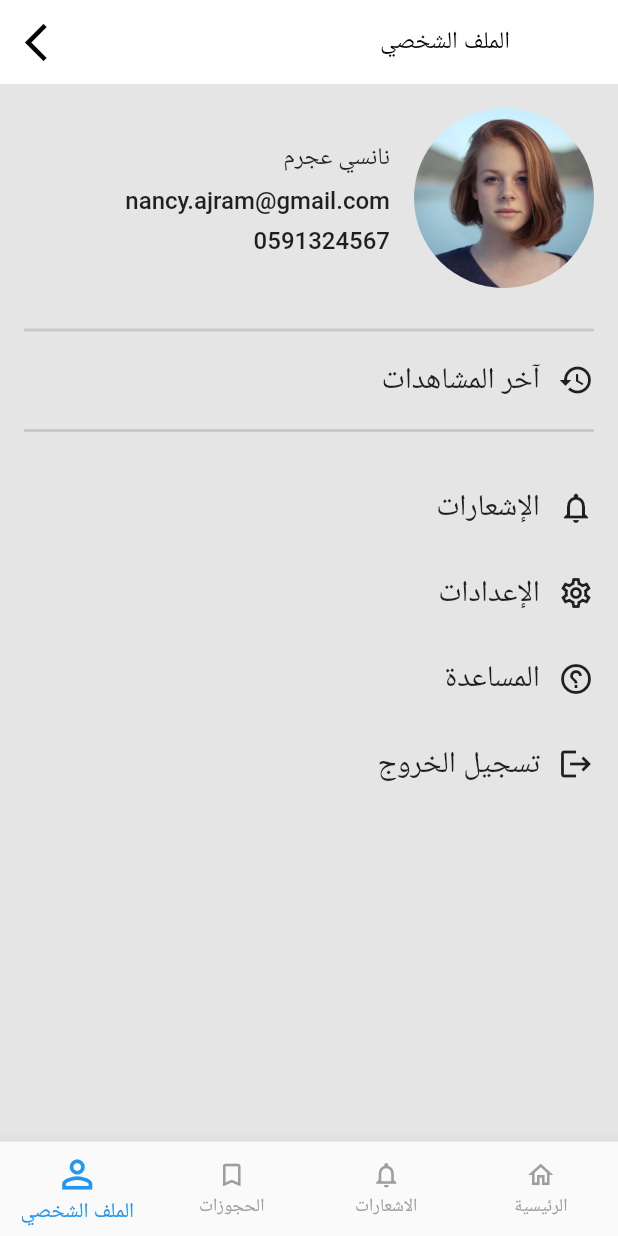
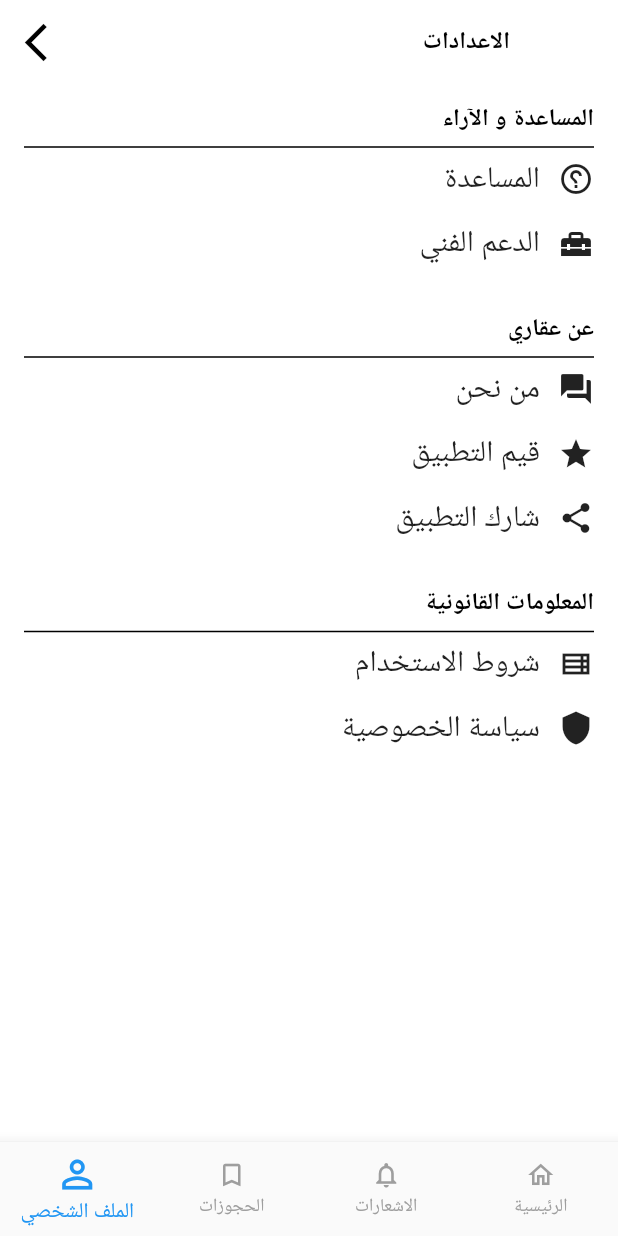
Before and after one commit to Abdullah-Adel-Inshasi/Graduation-Project, a Flutter app: the screen it shows after launch, item 4 of the bottom bar chosen, after a tap on "الإعدادات", on a phone screen of 412 x 824 dp. Run offline on Flutter 3.47's test engine with Material 2 defaults, Android fonts, the phone set to English and light mode, and no system bars; our stand-ins replace google_fonts, google_maps_flutter, syncfusion_flutter_sliders; Roboto replaces fonts that are missing (Tajawal).

Commit message:
added the settings screen to the profile screen

```diff
--- a/lib/screens/profile_screen.dart
+++ b/lib/screens/profile_screen.dart
@@ -1,13 +1,25 @@
+import 'package:flutter/cupertino.dart';
 import 'package:flutter/material.dart';
 import 'package:google_fonts/google_fonts.dart';
 
-class ProfileScreen extends StatelessWidget {
+class ProfileScreen extends StatefulWidget {
   const ProfileScreen({Key? key}) : super(key: key);
+
+  @override
+  State<ProfileScreen> createState() => _ProfileScreenState();
+}
+
+class _ProfileScreenState extends State<ProfileScreen> {
+  int stackIndex = 0;
 
   @override
   Widget build(BuildContext context) {
     return Scaffold(
-      body: CustomScrollView(
+      backgroundColor: Colors.white,
+      body: IndexedStack(
+        index: stackIndex,
+        children: [
+          CustomScrollView(
             slivers: [
               SliverAppBar(
                 backgroundColor: Colors.white,
@@ -109,7 +121,11 @@ class ProfileScreen extends StatelessWidget {
                       NavigationItem(
                         label: 'الإعدادات',
                         icon: Icons.settings_outlined,
-                    onTap: () => print('الإعدادات'),
+                        onTap: () {
+                          setState(() {
+                            stackIndex = 1;
+                          });
+                        },
                       ),
                       SizedBox(height: 30),
                       NavigationItem(
@@ -129,9 +145,147 @@ class ProfileScreen extends StatelessWidget {
               )
             ],
           ),
+          CustomScrollView(
+            physics:
+            BouncingScrollPhysics(parent: AlwaysScrollableScrollPhysics()),
+            slivers: [
+              SliverAppBar(
+                backgroundColor: Colors.white,
+                elevation: 15,
+                title: Text(
+                  'الاعدادات',
+                  style: GoogleFonts.tajawal(
+                      fontSize: 16,
+                      color: Colors.black,
+                      fontWeight: FontWeight.bold),
+                ),
+                actions: [
+                  IconButton(
+                    onPressed: () {
+                      setState(() {
+                        stackIndex = 0;
+                      });
+                    },
+                    icon: Icon(
+                      Icons.arrow_forward_ios_sharp,
+                      color: Colors.black,
+                      size: 30,
+                    ),
+                  ),
+                ],
+              ),
+              SliverToBoxAdapter(
+                child: Padding(
+                  padding:
+                  const EdgeInsets.symmetric(horizontal: 16, vertical: 12),
+                  child: Column(
+                    crossAxisAlignment: CrossAxisAlignment.start,
+                    children: [
+                      Text(
+                        'المساعدة و الآراء',
+                        style: GoogleFonts.tajawal(
+                            fontSize: 16,
+                            color: Colors.black,
+                            fontWeight: FontWeight.bold),
+                      ),
+                      Divider(
+                        height: 16,
+                        color: Colors.black,
+                        thickness: 1,
+                      ),
+                      // SizedBox(height: 0),
+                      NavigationItem(
+                        onTap: () {
+                          print('x');
+                        },
+                        icon: Icons.help_outline,
+                        label: 'المساعدة',
+                      ),
+                      SizedBox(height: 16),
+                      NavigationItem(
+                        onTap: () {
+                          print('x');
+                        },
+                        icon: Icons.home_repair_service,
+                        label: 'الدعم الفني',
+                      ),
+                      SizedBox(height: 32),
+                      Text(
+                        'عن عقاري',
+                        style: GoogleFonts.tajawal(
+                            fontSize: 16,
+                            color: Colors.black,
+                            fontWeight: FontWeight.bold),
+                      ),
+                      Divider(
+                        height: 16,
+                        color: Colors.black,
+                        thickness: 1,
+                      ),
+                      NavigationItem(
+                        onTap: () {
+                          print('x');
+                        },
+                        icon: Icons.question_answer,
+                        label: 'من نحن',
+                      ),
+                      SizedBox(height: 16),
+                      NavigationItem(
+                        onTap: () {
+                          print('x');
+                        },
+                        icon: Icons.star,
+                        label: 'قيم التطبيق',
+                      ),
+                      SizedBox(height: 16),
+                      NavigationItem(
+                        onTap: () {
+                          print('x');
+                        },
+                        icon: Icons.share,
+                        label: 'شارك التطبيق',
+                      ),
+                      SizedBox(height: 32),
+                      Text(
+                        'المعلومات القانونية',
+                        style: GoogleFonts.tajawal(
+                            fontSize: 16,
+                            color: Colors.black,
+                            fontWeight: FontWeight.bold),
+                      ),
+                      Divider(
+                        height: 16,
+                        color: Colors.black,
+                        thickness: 1,
+                      ),
+                      NavigationItem(
+                        onTap: () {
+                          print('x');
+                        },
+                        icon: Icons.view_list_outlined,
+                        label: 'شروط الاستخدام',
+                      ),
+                      SizedBox(height: 16), NavigationItem(
+                        onTap: () {
+                          print('x');
+                        },
+                        icon: Icons.shield,
+                        label: 'سياسة الخصوصية',
+                      ),
+                      SizedBox(height: 16),
+                    ],
+                  ),
+                ),
+              ),
+            ],
+          ),
+        ],
+      ),
     );
   }
 }
+
+
 
 class NavigationItem extends StatelessWidget {
   final String label;
```
Also changed, not shown: pubspec.lock. Lines whose indentation alone changed are shown as unchanged.
